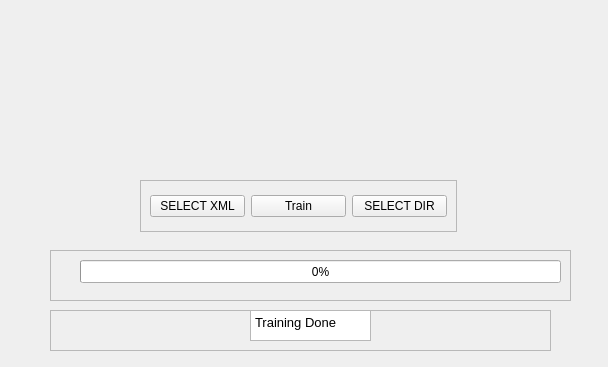
Qt form FacesTrain.ui (nitin-vk/face-recognition-based-attendance) before a commit.
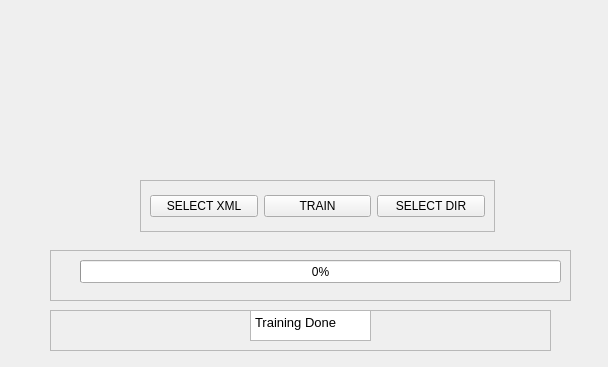
The same form after that commit.

Commit message: added color to progress bar

Diff of the .ui file:
```diff
--- a/FacesTrain.ui
+++ b/FacesTrain.ui
@@ -18,7 +18,7 @@
     <rect>
      <x>140</x>
      <y>180</y>
-     <width>317</width>
+     <width>355</width>
      <height>52</height>
     </rect>
    </property>
@@ -39,7 +39,7 @@
     <item>
      <widget class="QPushButton" name="trainBtn">
       <property name="text">
-       <string>Train</string>
+       <string>TRAIN</string>
       </property>
      </widget>
     </item>
```
The commit also changes 2 other files.
